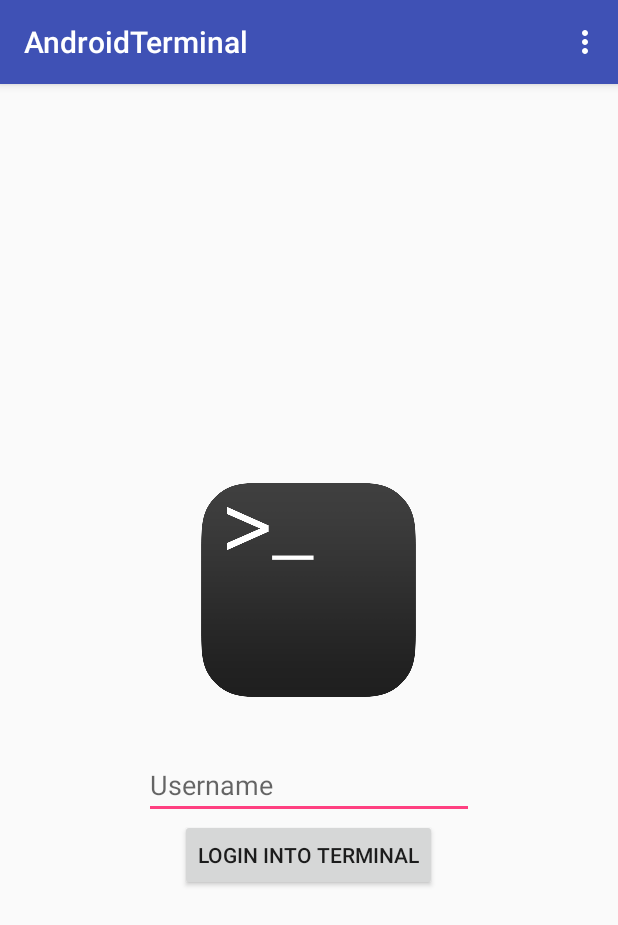
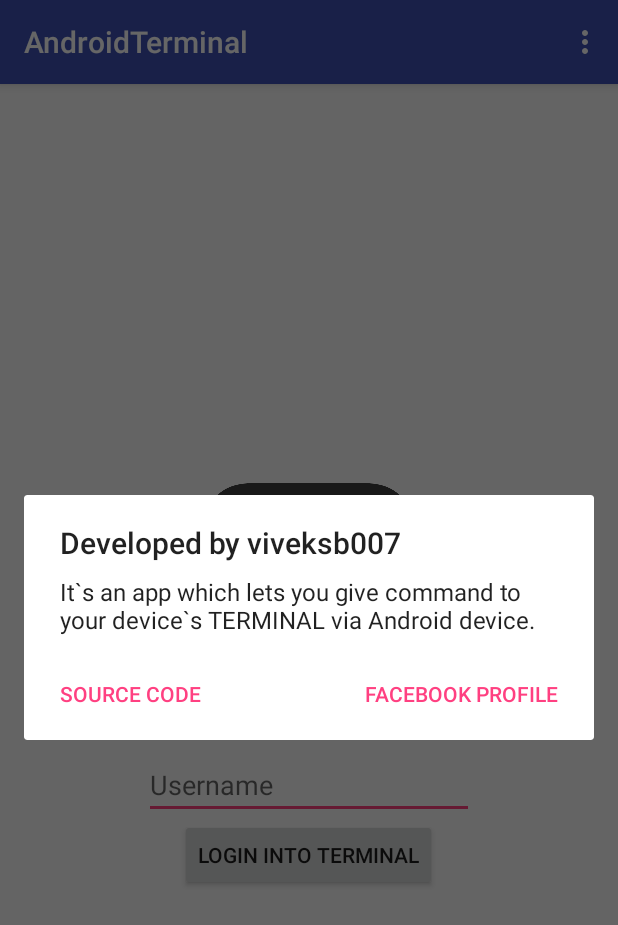
Before and after one commit to viveksb007/AndroidTerminal, an Android app: the screen it shows after launch (MainActivity), in the options menu, after a tap on "About", on a phone screen of 412 x 824 dp. Shown: the top 925 px of the screen. Run offline under Robolectric (Android 15) with nearby library versions, the phone set to English and light mode, and no system bars.

Commit message:
About Dialog

```diff
--- a/app/src/main/java/com/viveksb007/androidterminal/MainActivity.java
+++ b/app/src/main/java/com/viveksb007/androidterminal/MainActivity.java
@@ -3,6 +3,7 @@ package com.viveksb007.androidterminal;
 import android.content.Context;
 import android.content.Intent;
 import android.content.SharedPreferences;
+import android.support.v4.app.DialogFragment;
 import android.support.v7.app.AppCompatActivity;
 import android.os.Bundle;
 import android.view.Menu;
@@ -20,15 +21,16 @@ public class MainActivity extends AppCompatActivity {
     String userName;
     String FIREBASE_URL = "https://androidterminal.firebaseio.com/";
     boolean firstTime;
+
     @Override
     protected void onCreate(Bundle savedInstanceState) {
         super.onCreate(savedInstanceState);
         setContentView(R.layout.activity_main);
-        mUserName = (EditText)findViewById(R.id.etUserName);
-        mLoginTerminal = (Button)findViewById(R.id.btnLoginTerminal);
-        SharedPreferences sharedPreferences = getSharedPreferences("MyData",Context.MODE_PRIVATE);
-        userName = sharedPreferences.getString("username","");
-        firstTime = sharedPreferences.getBoolean("firstTime",true);
+        mUserName = (EditText) findViewById(R.id.etUserName);
+        mLoginTerminal = (Button) findViewById(R.id.btnLoginTerminal);
+        SharedPreferences sharedPreferences = getSharedPreferences("MyData", Context.MODE_PRIVATE);
+        userName = sharedPreferences.getString("username", "");
+        firstTime = sharedPreferences.getBoolean("firstTime", true);
         mUserName.setText(userName);
         mLoginTerminal.setOnClickListener(new View.OnClickListener() {
             @Override
@@ -40,8 +42,8 @@ public class MainActivity extends AppCompatActivity {
                         saveUserName();
                     }
                     Intent i = new Intent(getApplicationContext(), Terminal.class);
-                    i.putExtra("FirebaseUrl",FIREBASE_URL);
-                    i.putExtra("Username",mUserName.getText().toString());
+                    i.putExtra("FirebaseUrl", FIREBASE_URL);
+                    i.putExtra("Username", mUserName.getText().toString());
                     startActivity(i);
                 }
 
@@ -51,22 +53,28 @@ public class MainActivity extends AppCompatActivity {
 
     @Override
     public boolean onCreateOptionsMenu(Menu menu) {
-        getMenuInflater().inflate(R.menu.menu_main,menu);
+        getMenuInflater().inflate(R.menu.menu_main, menu);
         return true;
     }
 
     @Override
     public boolean onOptionsItemSelected(MenuItem item) {
         int id = item.getItemId();
-        if(id == R.id.action_settings){ Intent i = new Intent(this,Settings.class); startActivity(i); }
-        else if(id == R.id.about){}
+        if (id == R.id.action_settings) {
+            Intent i = new Intent(this, Settings.class);
+            startActivity(i);
+        } else if (id == R.id.about) {
+            DialogFragment aboutDialog = new about();
+            aboutDialog.show(getSupportFragmentManager(),"ATerminal");
+            return true;
+        }
         return super.onOptionsItemSelected(item);
     }
 
-    public void saveUserName(){
+    public void saveUserName() {
         SharedPreferences sharedPreferences = getSharedPreferences("MyData", Context.MODE_PRIVATE);
         SharedPreferences.Editor editor = sharedPreferences.edit();
-        editor.putString("username",mUserName.getText().toString());
+        editor.putString("username", mUserName.getText().toString());
         editor.putBoolean("firstTime", false);
         editor.commit();
     }
--- /dev/null
+++ b/app/src/main/java/com/viveksb007/androidterminal/about.java
@@ -0,0 +1,34 @@
+package com.viveksb007.androidterminal;
+
+import android.app.AlertDialog;
+import android.app.Dialog;
+import android.content.DialogInterface;
+import android.content.Intent;
+import android.net.Uri;
+import android.os.Bundle;
+import android.support.annotation.NonNull;
+import android.support.v4.app.DialogFragment;
+
+public class about extends DialogFragment {
+    @NonNull
+    @Override
+    public Dialog onCreateDialog(Bundle savedInstanceState) {
+        AlertDialog.Builder builder = new AlertDialog.Builder(getActivity());
+        builder.setMessage(R.string.about_msg)
+                .setTitle("Developed by viveksb007")
+                .setPositiveButton("Facebook Profile", new DialogInterface.OnClickListener() {
+                    @Override
+                    public void onClick(DialogInterface dialog, int which) {
+                        Intent i = new Intent(Intent.ACTION_VIEW, Uri.parse("http://www.facebook.com/viveksb007"));
+                        startActivity(i);
+                    }
+                }).setNeutralButton("Source Code", new DialogInterface.OnClickListener() {
+            @Override
+            public void onClick(DialogInterface dialog, int which) {
+                Intent i = new Intent(Intent.ACTION_VIEW, Uri.parse("https://www.github.com/viveksb007/AndroidTerminal"));
+                startActivity(i);
+            }
+        });
+        return builder.create();
+    }
+}
--- a/app/src/main/res/values/strings.xml
+++ b/app/src/main/res/values/strings.xml
@@ -1,5 +1,6 @@
 <resources>
     <string name="app_name">AndroidTerminal</string>
+    <string name="about_msg">It`s an app which lets you give command to your device`s TERMINAL via Android device.</string>
     <string name="fa_adjust">&#xf042;</string>
     <string name="fa_terminal">&#xf120;</string>
         <string name="fa_adn">&#xf170;</string>
--- a/build.gradle
+++ b/build.gradle
@@ -5,7 +5,7 @@ buildscript {
         jcenter()
     }
     dependencies {
-        classpath 'com.android.tools.build:gradle:1.5.0'
+        classpath 'com.android.tools.build:gradle:2.0.0'
 
         // NOTE: Do not place your application dependencies here; they belong
         // in the individual module build.gradle files
```
Also changed, not shown: app/src/main/java/com/viveksb007/androidterminal/Settings.java (+9 -9 lines), gradle/wrapper/gradle-wrapper.properties.
